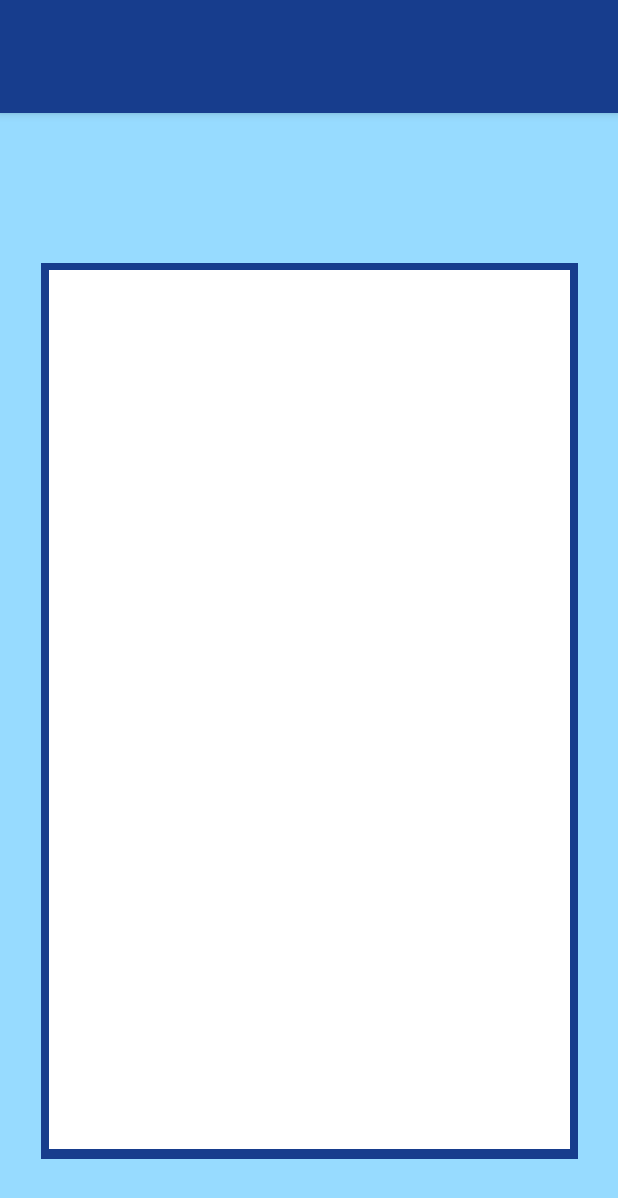
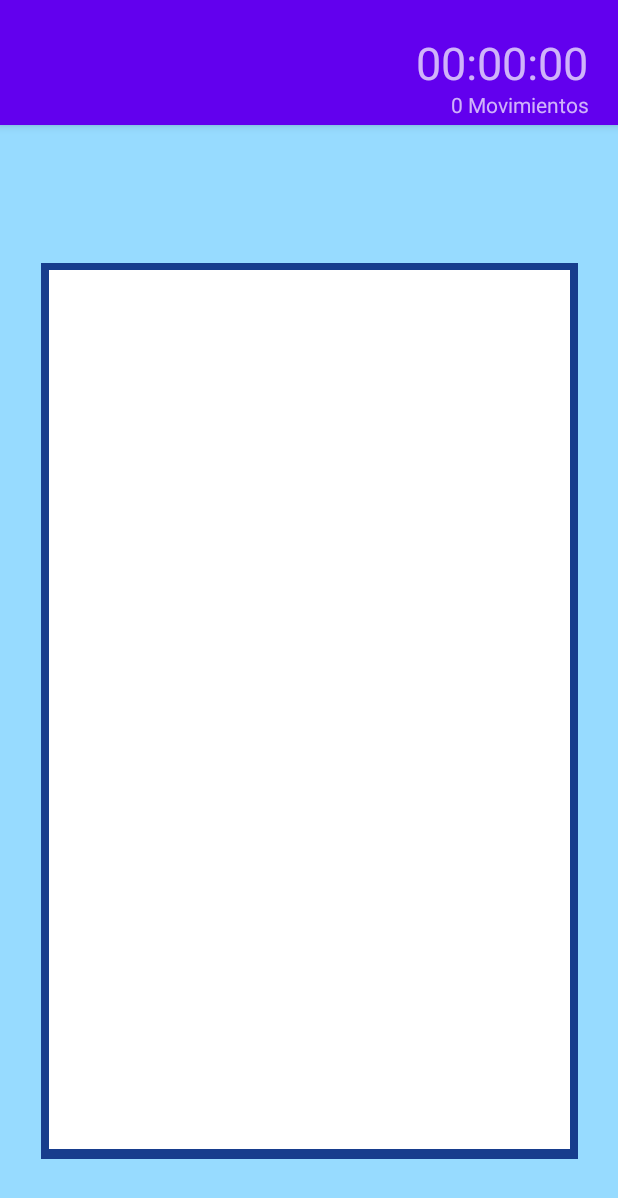
Before and after one commit to uoclnotario/P8-PuzzleDroid, an Android app: the layout activity_game.xml on its own in the app's theme, with its tools: preview values and no code run, on a phone screen of 412 x 824 dp. Shown: the top 1198 px of the screen. Run offline under Robolectric (Android 15) with nearby library versions, the phone set to English and light mode, and no system bars.

Commit message:
Temporizador añadido

```diff
--- a/4puzzleGame/app/src/main/res/layout/activity_game.xml
+++ b/4puzzleGame/app/src/main/res/layout/activity_game.xml
@@ -7,20 +7,45 @@
     tools:context=".lyUi.MainActivity">
 
     <com.google.android.material.appbar.AppBarLayout
+        android:id="@+id/appBarLayout"
         android:layout_width="match_parent"
-        android:layout_height="wrap_content"
+        android:layout_height="83dp"
         android:theme="@style/Theme.4puzzleGame.AppBarOverlay">
 
-        <androidx.appcompat.widget.Toolbar
+        <androidx.constraintlayout.widget.ConstraintLayout
             android:id="@+id/toolbar"
             android:layout_width="match_parent"
-            android:layout_height="75dp"
-            android:background="#173D8D"
-            app:popupTheme="@style/Theme.4puzzleGame.PopupOverlay" />
+            android:layout_height="match_parent">
 
+            <TextView
+                android:id="@+id/timer"
+                android:layout_width="156dp"
+                android:layout_height="41dp"
+                android:textAlignment="viewEnd"
+                android:textSize="30sp"
+                app:layout_constraintBottom_toBottomOf="parent"
+                app:layout_constraintEnd_toEndOf="parent"
+                app:layout_constraintHorizontal_bias="0.921"
+                app:layout_constraintStart_toStartOf="parent"
+                app:layout_constraintTop_toTopOf="parent"
+                tools:text="00:00:00" />
+
+            <TextView
+                android:id="@+id/movements"
+                android:layout_width="128dp"
+                android:layout_height="28dp"
+                android:layout_marginTop="60dp"
+                android:text="0 Movimientos"
+                android:textAlignment="textEnd"
+                app:layout_constraintEnd_toEndOf="parent"
+                app:layout_constraintHorizontal_bias="0.929"
+                app:layout_constraintStart_toStartOf="parent"
+                app:layout_constraintTop_toTopOf="parent" />
+        </androidx.constraintlayout.widget.ConstraintLayout>
     </com.google.android.material.appbar.AppBarLayout>
 
     <androidx.constraintlayout.widget.ConstraintLayout
+        android:id="@+id/constraintLayout2"
         android:layout_width="match_parent"
         android:layout_height="match_parent"
         android:background="#97DBFF">
@@ -49,6 +74,14 @@
 
     </androidx.constraintlayout.widget.ConstraintLayout>
 
+    <TextView
+        android:id="@+id/textView4"
+        android:layout_width="match_parent"
+        android:layout_height="wrap_content"
+        android:text="TextView"
+        app:layout_anchor="@+id/appBarLayout"
+        app:layout_anchorGravity="top|center" />
+
     <RelativeLayout
         android:id="@+id/layout"
         android:layout_width="match_parent"
```
Also changed, not shown: 4puzzleGame/app/src/main/java/com/puzzle/Game/lyLogicalBusiness/Game.kt (+66 -6 lines), 4puzzleGame/app/src/main/java/com/puzzle/Game/lyLogicalBusiness/Part.kt (+12 -1 lines), 4puzzleGame/app/src/main/java/com/puzzle/Game/lyLogicalBusiness/Puzzle.kt (+23 -27 lines), 4puzzleGame/app/src/main/java/com/puzzle/Game/lyUi/GameActivity.kt (+65 -39 lines), 4puzzleGame/app/src/main/java/com/puzzle/Game/lyUi/TouchListener.kt (+7 -7 lines).
